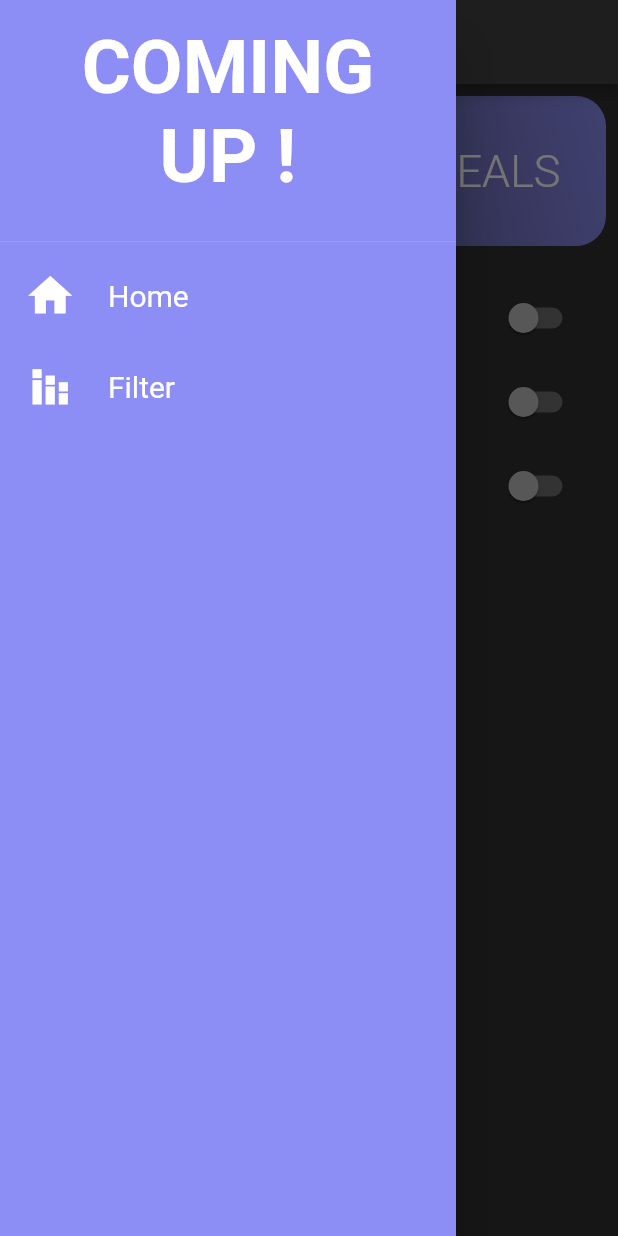
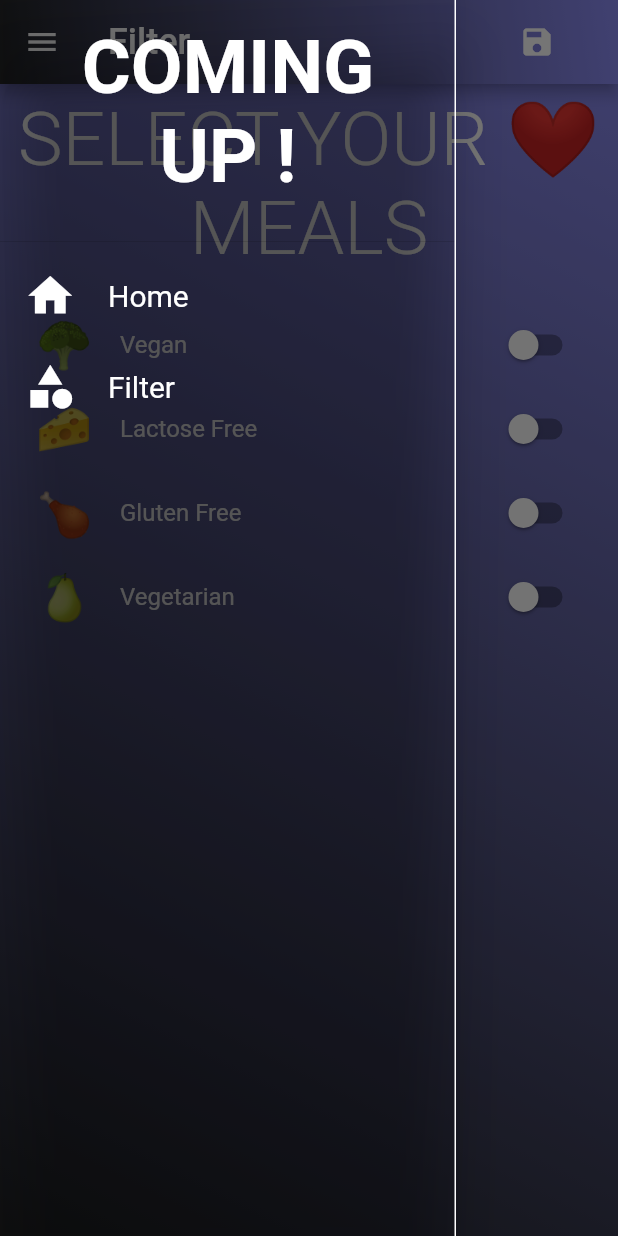
Before and after one commit to Rhriti/MealsApp, a Flutter app: the Filterscreen screen opened by its route, with the side drawer open, on a phone screen of 412 x 824 dp. Run offline on Flutter 3.47's test engine with Material 2 defaults, Android fonts, the phone set to English and light mode, and no system bars; drawn by our look-alikes of animated_text_kit; our stand-ins replace getwidget, loading_animation_widget, new_gradient_app_bar, palette_generator; missing offline and left inert: flutter_emoji.

Commit message:
Filter added

```diff
--- a/lib/categorylist.dart
+++ b/lib/categorylist.dart
@@ -2,17 +2,20 @@ import 'package:flutter/material.dart';
 import 'category.dart';
 import './models/dummy_data.dart';
 import 'mealsscreen.dart';
+import 'meal.dart';
 
 class Categorylist {
   BuildContext context;
+
   Categorylist(this.context);
 
   void navigate(BuildContext ctx, int index) {
     Navigator.of(context).pushNamed('/meals_detail', arguments: index);
   }
 
+  List<Widget> func() => List.generate(DUMMY_CATEGORIES.length, (index) {
+        List<Meal> dummymeal = DUMMY_MEALS;
 
-  List<Widget> func() => List.generate(DUMMY_CATEGORIES.length, (index) {
         return InkWell(
           onTap: () => navigate(context, index),
           borderRadius: BorderRadius.circular(30),
@@ -22,6 +25,7 @@ class Categorylist {
             alignment: Alignment.bottomCenter,
             //margin: EdgeInsets.fromLTRB(5, 10, 5, 10),
             decoration: BoxDecoration(
+                border: Border.all(width: 2, color: Colors.white),
                 borderRadius: BorderRadius.circular(30),
                 image: DecorationImage(
                     colorFilter:
--- a/lib/filterscreen.dart
+++ b/lib/filterscreen.dart
@@ -1,67 +1,94 @@
 import 'package:flutter/material.dart';
+import 'package:mealsapp/main.dart';
+import 'package:mealsapp/mealsscreen.dart';
 import 'maindrawer.dart';
 import 'package:flutter_emoji/flutter_emoji.dart';
+import 'package:new_gradient_app_bar/new_gradient_app_bar.dart';
 
 class Filterscreen extends StatefulWidget {
+  Function filters;
+  Filterscreen(this.filters);
   @override
   State<Filterscreen> createState() => _FilterscreenState();
 }
 
 class _FilterscreenState extends State<Filterscreen> {
   //const Filterscreen({Key? key}) : super(key: key);
-  bool st1 = false;
-  bool st2 = false;
-  bool st3 = false;
+  List<bool> sts = [false, false, false, false];
 
   Widget returntile(tits, sec, index) {
     return SwitchListTile(
-        title: Text(tits),
+        title: Text(
+          tits,
+          style: TextStyle(color: Colors.white),
+        ),
         secondary: Text(
           sec,
           style: TextStyle(fontSize: 30),
         ),
-        value: index,
+        value: sts[index],
         onChanged: (val) {
-          index = val;
+          setState(() {
+            sts[index] = val;
+            print('${sts[index]}  $tits');
+          });
         });
   }
 
   @override
   Widget build(BuildContext context) {
-    return Scaffold(
-        appBar: AppBar(
-          title: Text('Filter'),
+    return Container(
+      decoration: BoxDecoration(
+        gradient: LinearGradient(colors: [
+          Color.fromARGB(255, 141, 141, 246),
+          Color.fromARGB(255, 34, 36, 37)
+        ], begin: Alignment.topRight, end: Alignment.bottomLeft),
+      ),
+      child: Scaffold(
+          backgroundColor: Colors.transparent,
+          appBar: NewGradientAppBar(
+            title: Text(
+              'Filter',
+              style: TextStyle(fontSize: 24),
+            ),
+            gradient: LinearGradient(colors: [
+              Color.fromARGB(255, 141, 141, 246),
+              Color.fromARGB(255, 34, 36, 37)
+            ], begin: Alignment.topRight, end: Alignment.bottomLeft),
+            actions: [
+              IconButton(
+                  onPressed: () {
+                    widget.filters(sts);
+                  },
+                  icon: Icon(Icons.save)),
+              SizedBox(
+                width: 30,
+              )
+            ],
           ),
           drawer: Maindrawer(),
           body: Padding(
             padding: const EdgeInsets.all(8.0),
             child: Column(
               children: [
-              Container(
-                decoration: BoxDecoration(
-                    gradient: LinearGradient(colors: [
-                      Color.fromARGB(255, 141, 141, 246),
-                      Color.fromARGB(255, 34, 36, 37)
-                    ], begin: Alignment.topRight, end: Alignment.bottomLeft),
-                    borderRadius: BorderRadius.circular(20)),
-                width: double.infinity,
-                height: 100,
-                child: Center(
-                  child: Text(
+                Text(
                   'SELECT YOUR ❤ MEALS',
                   textAlign: TextAlign.center,
-                    style: TextStyle(fontSize: 30, fontWeight: FontWeight.w300),
-                  ),
-                ),
+                  style: TextStyle(
+                      fontSize: 50,
+                      fontWeight: FontWeight.w300,
+                      color: Colors.white),
                 ),
                 SizedBox(
                   height: 20,
                 ),
-              returntile('Vegan', '🥦',st1),
-              returntile('Lactose', '🧀', st2),
-              returntile('GLuten', '🍗', st3)
+                returntile('Vegan', '🥦', 0),
+                returntile('Lactose Free', '🧀', 1),
+                returntile('Gluten Free', '🍗', 2),
+                returntile('Vegetarian', '🍐', 3)
               ],
             ),
-        ));
+          )),
+    );
   }
 }
--- a/lib/maindrawer.dart
+++ b/lib/maindrawer.dart
@@ -11,8 +11,8 @@ class _MaindrawerState extends State<Maindrawer> {
   @override
   Widget build(BuildContext context) {
     return Drawer(
-
-        backgroundColor: Color.fromARGB(255, 141, 141, 246),
+        shape: Border(right: BorderSide(color: Colors.white)),
+        backgroundColor: Colors.transparent,
         child: Column(
           children: [
             DrawerHeader(
@@ -30,16 +30,18 @@ class _MaindrawerState extends State<Maindrawer> {
               ]),
             ),
             ListTile(
-              leading: Icon(Icons.home,size: 35,),
-              title: Text('Home',style: TextStyle(fontSize: 20,fontWeight: FontWeight.w400),),
+              //tileColor: Colors.white,
+              leading: Icon(Icons.home,size: 35,color: Colors.white,),
+              title: Text('Home',style: TextStyle(fontSize: 20,fontWeight: FontWeight.w400,color: Colors.white),),
               onTap: () {
                 Navigator.of(context).pushReplacementNamed('/');
               },
             ),
             SizedBox(height: 5,),
             ListTile(
-              leading: Icon(Icons.stacked_bar_chart,size: 35,),
-              title: Text('Filter',style: TextStyle(fontSize: 20,fontWeight: FontWeight.w400),),
+              //tileColor: Colors.white,
+              leading: Icon(Icons.category,size: 35,color: Colors.white,),
+              title: Text('Filter',style: TextStyle(fontSize: 20,fontWeight: FontWeight.w400,color: Colors.white),),
               onTap: () {
                 Navigator.of(context).pushReplacementNamed('/filterscreen');
               },
--- a/lib/models/dummy_data.dart
+++ b/lib/models/dummy_data.dart
@@ -22,7 +22,7 @@ final List DUMMY_CATEGORIES = [
       id: 'c4',
       title: 'German',
       color: Colors.amber,
-      image: AssetImage('assets/german.jfif')),
+      image: AssetImage('assets/italian.jpg')),
   Category(
       id: 'c5',
       title: 'Light & Lovely',
--- a/lib/navigatiobar.dart
+++ b/lib/navigatiobar.dart
@@ -39,6 +39,7 @@ class _NavigationbarState extends State<Navigationbar> {
           child: BottomNavigationBar(
             selectedIconTheme: IconThemeData(size: 35),
             selectedItemColor: Color.fromARGB(255, 6, 139, 247),
+            unselectedItemColor: Colors.white38,
             backgroundColor: Colors.transparent,
             iconSize: 30,
             items: <BottomNavigationBarItem>[
```
Also changed, not shown: lib/homescreen.dart (+26 -6 lines), lib/main.dart (+66 -8 lines), lib/mealslist.dart (+9 -20 lines), lib/mealsscreen.dart (+20 -3 lines), lib/recepiescreen.dart (+16 -3 lines). Lines whose indentation alone changed are shown as unchanged.
